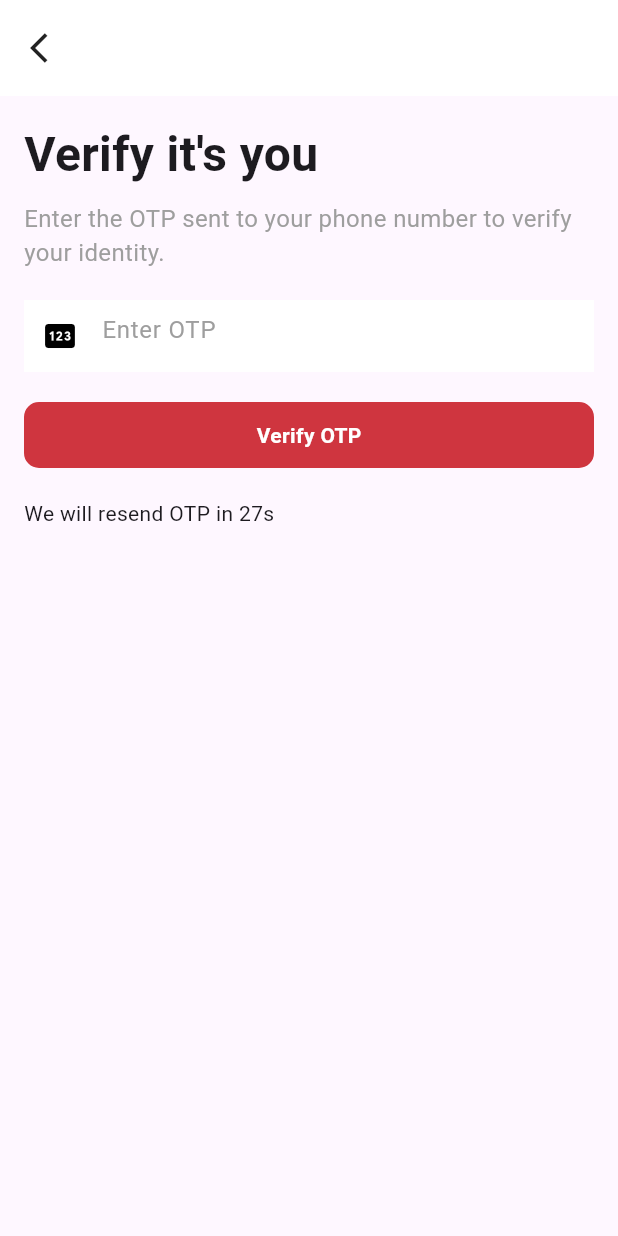
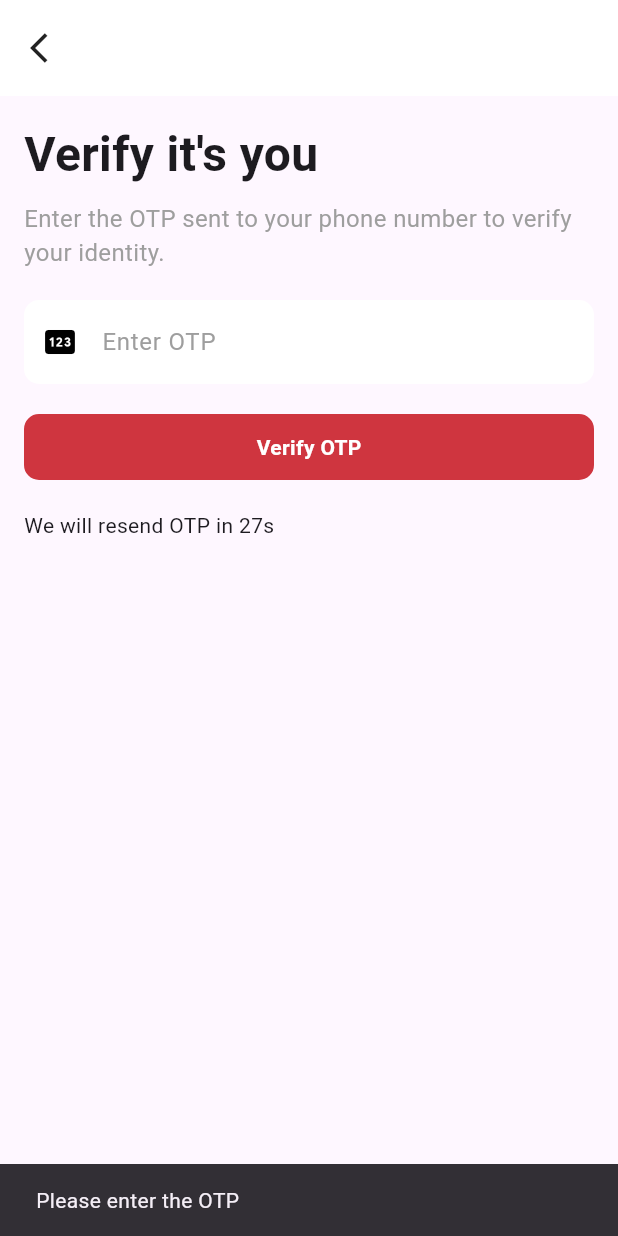
Before and after one commit to Mealo-Food-App/frontend_flutter, a Flutter app: the OTPWidget widget shown alone on an empty page, opened directly with empty values, after a tap on "Verify OTP", on a phone screen of 412 x 824 dp. Run offline on Flutter 3.47's test engine with Material 3 defaults, Android fonts, the light colour scheme and no system bars; our stand-ins replace flutter_phosphor_icons, google_fonts, supabase_flutter; accounts and stored records are empty.

Commit message:
updated otp stuffs

```diff
--- a/lib/biodata/otp.dart
+++ b/lib/biodata/otp.dart
@@ -1,14 +1,21 @@
 import 'dart:async';
-// Updated imports to use relative paths
+import 'dart:convert';
+import 'package:flutter/material.dart';
+import 'package:http/http.dart' as http;
 import 'package:frontend_flutter/biodata/appbar.dart';
 import 'package:frontend_flutter/custom_button.dart';
-import 'package:flutter/material.dart';
 
 class OTPWidget extends StatefulWidget {
   final VoidCallback onBack;
   final VoidCallback onContinue;
+  final String phoneNumber; // <-- added
 
-  const OTPWidget({super.key, required this.onBack, required this.onContinue});
+  const OTPWidget({
+    super.key,
+    required this.onBack,
+    required this.onContinue,
+    required this.phoneNumber,
+  });
 
   @override
   _OTPPageState createState() => _OTPPageState();
@@ -18,6 +25,7 @@ class _OTPPageState extends State<OTPWidget> {
   int _secondsRemaining = 30;
   bool _isResendVisible = false;
   Timer? _timer;
+  final TextEditingController _otpController = TextEditingController();
 
   @override
   void initState() {
@@ -38,6 +46,37 @@ class _OTPPageState extends State<OTPWidget> {
         _timer?.cancel();
       }
     });
+  }
+
+  Future<void> verifyOtp(String phoneNumber, String code) async {
+    final response = await http.post(
+      Uri.parse('https://verify.twilio.com/v2/Services/YOUR_SERVICE_SID/VerificationCheck'),
+      headers: {
+        'Authorization': 'Basic ${base64Encode(utf8.encode('YOUR_ACCOUNT_SID:YOUR_AUTH_TOKEN'))}',
+        'Content-Type': 'application/x-www-form-urlencoded',
+      },
+      body: {
+        'To': phoneNumber,
+        'Code': code,
+      },
+    );
+
+    if (response.statusCode == 200) {
+      print('OTP verified successfully!');
+      widget.onContinue(); // Navigate if success
+    } else {
+      print('Failed to verify OTP: ${response.body}');
+      ScaffoldMessenger.of(context).showSnackBar(
+        SnackBar(content: Text('Invalid OTP. Please try again.')),
+      );
+    }
+  }
+
+  @override
+  void dispose() {
+    _otpController.dispose();
+    _timer?.cancel();
+    super.dispose();
   }
 
   @override
@@ -70,18 +109,34 @@ class _OTPPageState extends State<OTPWidget> {
               ),
               SizedBox(height: 20),
               TextField(
-                keyboardType: TextInputType.phone,
+                controller: _otpController,
+                keyboardType: TextInputType.number,
                 decoration: InputDecoration(
                   prefixIcon: Icon(Icons.pin, color: Colors.black),
                   hintText: "Enter OTP",
                   hintStyle: TextStyle(color: Colors.grey),
-                  border: InputBorder.none,
+                  border: OutlineInputBorder(
+                    borderRadius: BorderRadius.circular(10),
+                    borderSide: BorderSide.none,
+                  ),
                   fillColor: Colors.white,
                   filled: true,
                 ),
               ),
               SizedBox(height: 20),
-              CustomButton(onTap: widget.onContinue, text: 'Verify OTP'),
+              CustomButton(
+                onTap: () {
+                  final otp = _otpController.text.trim();
+                  if (otp.isNotEmpty) {
+                    verifyOtp(widget.phoneNumber, otp);
+                  } else {
+                    ScaffoldMessenger.of(context).showSnackBar(
+                      SnackBar(content: Text('Please enter the OTP')),
+                    );
+                  }
+                },
+                text: 'Verify OTP',
+              ),
               SizedBox(height: 20),
               Row(
                 mainAxisAlignment: MainAxisAlignment.spaceBetween,
@@ -95,11 +150,22 @@ class _OTPPageState extends State<OTPWidget> {
                   ),
                   Visibility(
                     visible: _isResendVisible,
-                    child: Text(
-                      'Resend Code',
-                      style: TextStyle(
-                        color: Color(0xFF35CFC1),
-                        fontFamily: 'Nunito',
+                    child: GestureDetector(
+                      onTap: () {
+                        // Optionally call sendOtp(widget.phoneNumber);
+                        setState(() {
+                          _secondsRemaining = 30;
+                          _isResendVisible = false;
+                          _startTimer();
+                        });
+                      },
+                      child: Text(
+                        'Resend Code',
+                        style: TextStyle(
+                          color: Color(0xFF35CFC1),
+                          fontFamily: 'Nunito',
+                          fontWeight: FontWeight.bold,
+                        ),
                       ),
                     ),
                   ),
--- a/lib/main.dart
+++ b/lib/main.dart
@@ -15,11 +15,16 @@ import 'package:flutter/material.dart';
 import 'package:flutter/services.dart';
 import 'package:google_fonts/google_fonts.dart';
 import 'package:flutter/material.dart';
+import 'package:supabase_flutter/supabase_flutter.dart';
 
 void main() async {
   // Allow individual screens to control their own SystemUiOverlayStyle
   // by not setting a global style here
   WidgetsFlutterBinding.ensureInitialized();
+  await Supabase.initialize(
+    url: 'https://blwpqvchlhwkwxsnqgsc.supabase.co',
+    anonKey: 'eyJhbGciOiJIUzI1NiIsInR5cCI6IkpXVCJ9.eyJpc3MiOiJzdXBhYmFzZSIsInJlZiI6ImJsd3BxdmNobGh3a3d4c25xZ3NjIiwicm9sZSI6ImFub24iLCJpYXQiOjE3NDM1OTEzNzIsImV4cCI6MjA1OTE2NzM3Mn0.0L9x3RAYk_tdfV_BrXqMkSPHX2iKt8kM5RQ5NIOgC_w',
+  );
   SystemChrome.setPreferredOrientations([
     DeviceOrientation.portraitUp,
     DeviceOrientation.portraitDown,
--- a/pubspec.yaml
+++ b/pubspec.yaml
@@ -11,6 +11,7 @@ dependencies:
     sdk: flutter
   flutter_phosphor_icons: ^0.0.1+6
   google_fonts: ^6.1.0
+  supabase_flutter: ^2.8.4
 
 flutter:
   uses-material-design: true
```
Also changed, not shown: lib/biodata/phone.dart (+56 -4 lines), pubspec.lock, 5 other files.
